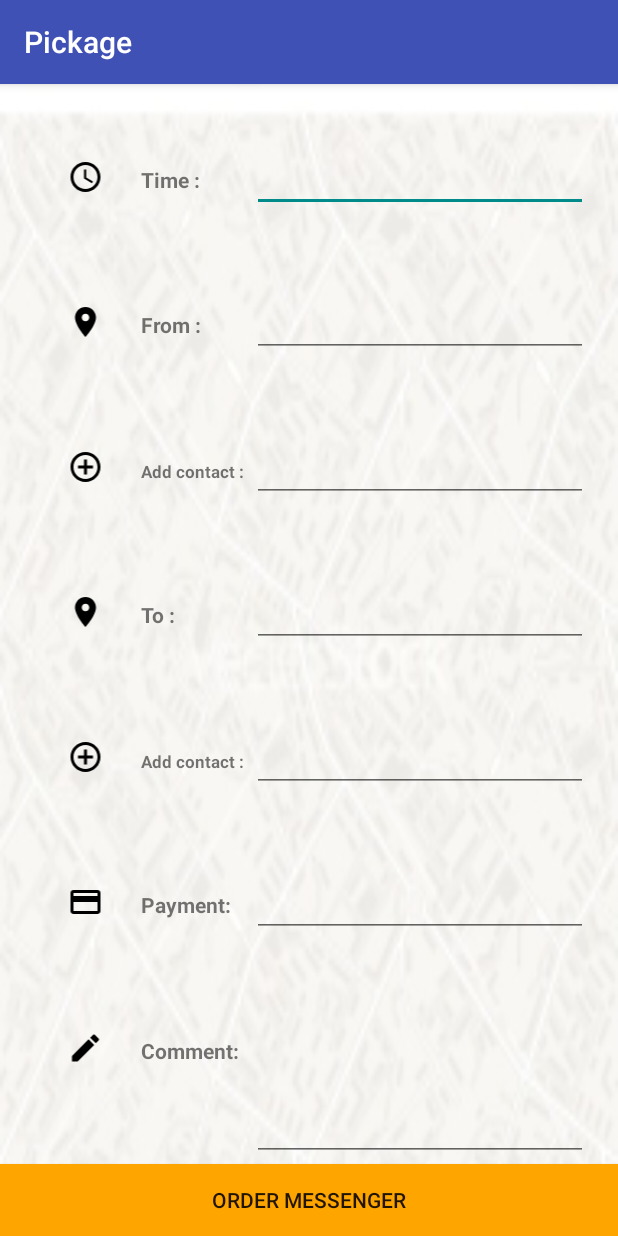
After one commit to DroidUcation/dinagrinboim, an Android app: the FillPackageDetails screen opened directly, with no data from a screen before it, on a phone screen of 412 x 824 dp. The commit adds this screen. Run offline under Robolectric (Android 15) with nearby library versions, the phone set to English and light mode, and no system bars.

Commit message:
no message

```diff
--- /dev/null
+++ b/Pickage/app/src/main/java/app/pickage/com/pickage/UserActivities/FillPackageDetails.java
@@ -0,0 +1,15 @@
+package app.pickage.com.pickage.UserActivities;
+
+import android.support.v7.app.AppCompatActivity;
+import android.os.Bundle;
+
+import app.pickage.com.pickage.R;
+
+public class FillPackageDetails extends AppCompatActivity {
+
+    @Override
+    protected void onCreate(Bundle savedInstanceState) {
+        super.onCreate(savedInstanceState);
+        setContentView(R.layout.activity_fill_package_details);
+    }
+}
--- /dev/null
+++ b/Pickage/app/src/main/res/drawable/ic_access_time_black_24dp.xml
@@ -0,0 +1,9 @@
+<vector xmlns:android="http://schemas.android.com/apk/res/android"
+        android:width="24dp"
+        android:height="24dp"
+        android:viewportWidth="24.0"
+        android:viewportHeight="24.0">
+    <path
+        android:fillColor="#FF000000"
+        android:pathData="M11.99,2C6.47,2 2,6.48 2,12s4.47,10 9.99,10C17.52,22 22,17.52 22,12S17.52,2 11.99,2zM12,20c-4.42,0 -8,-3.58 -8,-8s3.58,-8 8,-8 8,3.58 8,8 -3.58,8 -8,8zM12.5,7H11v6l5.25,3.15 0.75,-1.23 -4.5,-2.67z"/>
+</vector>
--- /dev/null
+++ b/Pickage/app/src/main/res/drawable/ic_control_point_black_24dp.xml
@@ -0,0 +1,9 @@
+<vector xmlns:android="http://schemas.android.com/apk/res/android"
+        android:width="24dp"
+        android:height="24dp"
+        android:viewportWidth="24.0"
+        android:viewportHeight="24.0">
+    <path
+        android:fillColor="#FF000000"
+        android:pathData="M13,7h-2v4L7,11v2h4v4h2v-4h4v-2h-4L13,7zM12,2C6.49,2 2,6.49 2,12s4.49,10 10,10 10,-4.49 10,-10S17.51,2 12,2zM12,20c-4.41,0 -8,-3.59 -8,-8s3.59,-8 8,-8 8,3.59 8,8 -3.59,8 -8,8z"/>
+</vector>
--- /dev/null
+++ b/Pickage/app/src/main/res/drawable/ic_create_black_24dp.xml
@@ -0,0 +1,9 @@
+<vector xmlns:android="http://schemas.android.com/apk/res/android"
+        android:width="24dp"
+        android:height="24dp"
+        android:viewportWidth="24.0"
+        android:viewportHeight="24.0">
+    <path
+        android:fillColor="#FF000000"
+        android:pathData="M3,17.25V21h3.75L17.81,9.94l-3.75,-3.75L3,17.25zM20.71,7.04c0.39,-0.39 0.39,-1.02 0,-1.41l-2.34,-2.34c-0.39,-0.39 -1.02,-0.39 -1.41,0l-1.83,1.83 3.75,3.75 1.83,-1.83z"/>
+</vector>
--- /dev/null
+++ b/Pickage/app/src/main/res/drawable/ic_credit_card_black_24dp.xml
@@ -0,0 +1,9 @@
+<vector xmlns:android="http://schemas.android.com/apk/res/android"
+        android:width="24dp"
+        android:height="24dp"
+        android:viewportWidth="24.0"
+        android:viewportHeight="24.0">
+    <path
+        android:fillColor="#FF000000"
+        android:pathData="M20,4L4,4c-1.11,0 -1.99,0.89 -1.99,2L2,18c0,1.11 0.89,2 2,2h16c1.11,0 2,-0.89 2,-2L22,6c0,-1.11 -0.89,-2 -2,-2zM20,18L4,18v-6h16v6zM20,8L4,8L4,6h16v2z"/>
+</vector>
--- /dev/null
+++ b/Pickage/app/src/main/res/drawable/ic_location_on_black_24dp.xml
@@ -0,0 +1,9 @@
+<vector xmlns:android="http://schemas.android.com/apk/res/android"
+        android:width="24dp"
+        android:height="24dp"
+        android:viewportWidth="24.0"
+        android:viewportHeight="24.0">
+    <path
+        android:fillColor="#FF000000"
+        android:pathData="M12,2C8.13,2 5,5.13 5,9c0,5.25 7,13 7,13s7,-7.75 7,-13c0,-3.87 -3.13,-7 -7,-7zM12,11.5c-1.38,0 -2.5,-1.12 -2.5,-2.5s1.12,-2.5 2.5,-2.5 2.5,1.12 2.5,2.5 -1.12,2.5 -2.5,2.5z"/>
+</vector>
--- /dev/null
+++ b/Pickage/app/src/main/res/layout/activity_fill_package_details.xml
@@ -0,0 +1,271 @@
+<?xml version="1.0" encoding="utf-8"?>
+<RelativeLayout xmlns:android="http://schemas.android.com/apk/res/android"
+    xmlns:tools="http://schemas.android.com/tools"
+    android:layout_width="match_parent"
+    android:layout_height="match_parent"
+    android:background="@drawable/alphabkimg"
+    tools:context="app.pickage.com.pickage.UserActivities.FillPackageDetails">
+
+    <ProgressBar
+        android:id="@+id/login_progress"
+        style="?android:attr/progressBarStyleLarge"
+        android:layout_width="wrap_content"
+        android:layout_height="wrap_content"
+        android:layout_marginBottom="8dp"
+        android:visibility="gone" />
+
+    <ScrollView
+        android:id="@+id/login_form"
+        android:layout_width="match_parent"
+        android:layout_height="match_parent"
+        android:fillViewport="true">
+
+
+    <LinearLayout
+        android:layout_width="match_parent"
+        android:layout_height="match_parent"
+        android:layout_marginTop="40dp"
+        android:layout_marginRight="20dp"
+        android:layout_marginLeft="20dp"
+        android:layout_marginBottom="50dp"
+        android:orientation="vertical">
+
+        <LinearLayout
+            android:id="@+id/time"
+            android:layout_width="fill_parent"
+            android:layout_height="0dp"
+            android:layout_weight="1"
+            android:orientation="horizontal" >
+
+            <ImageView
+                android:layout_width="0dp"
+                android:layout_height="wrap_content"
+                android:layout_weight="1"
+                android:layout_marginTop="10dp"
+                android:src="@drawable/ic_access_time_black_24dp"/>
+
+            <TextView
+                android:text="Time :"
+                android:layout_width="0dp"
+                android:layout_weight="1"
+                android:layout_height="wrap_content"
+                android:textStyle="bold" />
+
+            <EditText
+                android:id="@+id/editTime"
+                android:layout_width="0dp"
+                android:layout_weight="3"
+                android:layout_height="wrap_content"
+                android:inputType="text"
+                android:lines="1"
+                android:maxLines="1" />
+        </LinearLayout>
+
+        <LinearLayout
+            android:id="@+id/from"
+            android:layout_below="@id/time"
+            android:layout_width="fill_parent"
+            android:layout_height="0dp"
+            android:layout_weight="1"
+            android:orientation="horizontal" >
+
+            <ImageView
+                android:layout_width="0dp"
+                android:layout_height="wrap_content"
+                android:layout_weight="1"
+                android:layout_marginTop="10dp"
+                android:src="@drawable/ic_location_on_black_24dp"/>
+
+            <TextView
+                android:text="From :"
+                android:layout_width="0dp"
+                android:layout_weight="1"
+                android:layout_height="wrap_content"
+                android:textStyle="bold" />
+
+            <EditText
+                android:id="@+id/editFrom"
+                android:layout_width="0dp"
+                android:layout_weight="3"
+                android:layout_height="wrap_content"
+                android:inputType="text"
+                android:lines="1"
+                android:maxLines="1" />
+        </LinearLayout>
+
+        <LinearLayout
+            android:id="@+id/add1"
+            android:layout_below="@id/from"
+            android:layout_width="fill_parent"
+            android:layout_height="0dp"
+            android:layout_weight="1"
+            android:orientation="horizontal" >
+
+            <ImageView
+                android:layout_width="0dp"
+                android:layout_height="wrap_content"
+                android:layout_weight="1"
+                android:layout_marginTop="10dp"
+                android:src="@drawable/ic_control_point_black_24dp"/>
+
+            <TextView
+                android:text="Add contact :"
+                android:textSize="11dp"
+                android:layout_width="0dp"
+                android:layout_weight="1"
+                android:layout_height="wrap_content"
+                android:textStyle="bold" />
+
+            <EditText
+                android:id="@+id/editAdd1"
+                android:layout_width="0dp"
+                android:layout_weight="3"
+                android:layout_height="wrap_content"
+                android:inputType="text"
+                android:lines="1"
+                android:maxLines="1" />
+        </LinearLayout>
+
+        <LinearLayout
+            android:id="@+id/to"
+            android:layout_below="@id/add1"
+            android:layout_width="fill_parent"
+            android:layout_height="0dp"
+            android:layout_weight="1"
+            android:orientation="horizontal" >
+
+            <ImageView
+                android:layout_width="0dp"
+                android:layout_height="wrap_content"
+                android:layout_weight="1"
+                android:layout_marginTop="10dp"
+                android:src="@drawable/ic_location_on_black_24dp"/>
+
+            <TextView
+                android:text="To :"
+                android:layout_width="0dp"
+                android:layout_weight="1"
+                android:layout_height="wrap_content"
+                android:textStyle="bold" />
+
+            <EditText
+                android:id="@+id/editTo"
+                android:layout_width="0dp"
+                android:layout_height="wrap_content"
+                android:layout_weight="3"
+                android:inputType="text"
+                android:lines="1"
+                android:maxLines="1" />
+        </LinearLayout>
+
+        <LinearLayout
+            android:id="@+id/add2"
+            android:layout_below="@id/to"
+            android:layout_width="fill_parent"
+            android:layout_height="0dp"
+            android:layout_weight="1"
+            android:orientation="horizontal" >
+
+            <ImageView
+                android:layout_width="0dp"
+                android:layout_height="wrap_content"
+                android:layout_weight="1"
+                android:layout_marginTop="10dp"
+                android:src="@drawable/ic_control_point_black_24dp"/>
+
+            <TextView
+                android:text="Add contact :"
+                android:textSize="11dp"
+                android:layout_width="0dp"
+                android:layout_weight="1"
+                android:layout_height="wrap_content"
+                android:textStyle="bold" />
+
+            <EditText
+                android:id="@+id/editAdd2"
+                android:layout_width="0dp"
+                android:layout_weight="3"
+                android:layout_height="wrap_content"
+                android:inputType="text"
+                android:lines="1"
+                android:maxLines="1" />
+        </LinearLayout>
+
+        <LinearLayout
+            android:id="@+id/payment"
+            android:layout_below="@id/add2"
+            android:layout_width="fill_parent"
+            android:layout_height="0dp"
+            android:layout_weight="1"
+            android:orientation="horizontal" >
+
+            <ImageView
+                android:layout_width="0dp"
+                android:layout_height="wrap_content"
+                android:layout_weight="1"
+                android:layout_marginTop="10dp"
+                android:src="@drawable/ic_credit_card_black_24dp"/>
+
+            <TextView
+                android:text="Payment:"
+                android:layout_width="0dp"
+                android:layout_weight="1"
+                android:layout_height="wrap_content"
+                android:textStyle="bold" />
+
+            <EditText
+                android:id="@+id/editPyment"
+                android:layout_width="0dp"
+                android:layout_height="wrap_content"
+                android:layout_weight="3"
+                android:inputType="text"
+                android:lines="1"
+                android:maxLines="1" />
+        </LinearLayout>
+
+        <LinearLayout
+            android:id="@+id/comment"
+            android:layout_below="@id/editPyment"
+            android:layout_width="fill_parent"
+            android:layout_height="0dp"
+            android:layout_weight="1"
+            android:orientation="horizontal" >
+
+            <ImageView
+                android:layout_width="0dp"
+                android:layout_height="wrap_content"
+                android:layout_weight="1"
+                android:layout_marginTop="10dp"
+                android:src="@drawable/ic_create_black_24dp"/>
+
+            <TextView
+                android:text="Comment:"
+                android:layout_width="0dp"
+                android:layout_weight="1"
+                android:layout_height="wrap_content"
+                android:textStyle="bold" />
+
+            <EditText
+                android:id="@+id/editComment"
+                android:layout_width="0dp"
+                android:layout_height="wrap_content"
+                android:layout_weight="3"
+                android:inputType="textMultiLine"
+                android:lines="8"
+                android:minLines="6"
+                android:gravity="top|left"
+                android:maxLines="10"
+                android:scrollbars="vertical" />
+        </LinearLayout>
+    </LinearLayout>
+    </ScrollView>
+
+    <Button
+        android:layout_width="match_parent"
+        android:layout_height="wrap_content"
+        android:text="Order messenger"
+        android:layout_alignParentBottom="true"
+        android:background="@color/orange"
+        android:textAllCaps="true"/>
+
+</RelativeLayout>
--- a/Pickage/app/src/main/res/layout/activity_user_current_location.xml
+++ b/Pickage/app/src/main/res/layout/activity_user_current_location.xml
@@ -34,14 +34,14 @@
         android:layout_height="wrap_content"
         android:layout_alignParentBottom="true"
         android:text=""
-        android:textSize="16dip"/>
+        android:textSize="16dp"/>
 
     <TextView android:id="@+id/from_text_view"
         android:layout_width="match_parent"
         android:layout_height="wrap_content"
         android:layout_above="@id/to_text_view"
         android:text=""
-        android:textSize="16dip"/>
+        android:textSize="16dp"/>
 
     <Button
         android:id="@+id/btn_continue_location"
--- a/Pickage/app/src/main/res/values/strings.xml
+++ b/Pickage/app/src/main/res/values/strings.xml
@@ -29,7 +29,7 @@
     <string name="title_activity_opening1">Effective and easy</string>
     <string name="title2_activity_opening1">Fill details</string>
     <string name="title3_activity_opening1">Define origin and destination package</string>
-    <string name="title1_activity_opening2">There is not surprises</string>
+    <string name="title1_activity_opening2">There are not surprises</string>
     <string name="title2_activity_opening2">Receive bid-price advance by route package</string>
     <string name="title1_activity_opening3">Finding the messenger</string>
     <string name="title2_activity_opening3">The closest, reliablest, agilest</string>
```
Also changed, not shown: Pickage/app/src/main/AndroidManifest.xml (+32 -27 lines), Pickage/app/src/main/java/app/pickage/com/pickage/UserActivities/Feedback.java (added, +67 -0 lines), Pickage/app/src/main/java/app/pickage/com/pickage/UserActivities/PindingMessenger.java (added, +15 -0 lines), Pickage/app/src/main/res/drawable/ic_check_circle_black_24dp.xml (added, +9 -0 lines), Pickage/app/src/main/res/layout/activity_feedback.xml (added, +82 -0 lines), Pickage/app/src/main/res/layout/activity_pinding_messenger.xml (added, +149 -0 lines), Pickage/app/src/main/res/drawable-xxhdpi/feedback.PNG (added).
